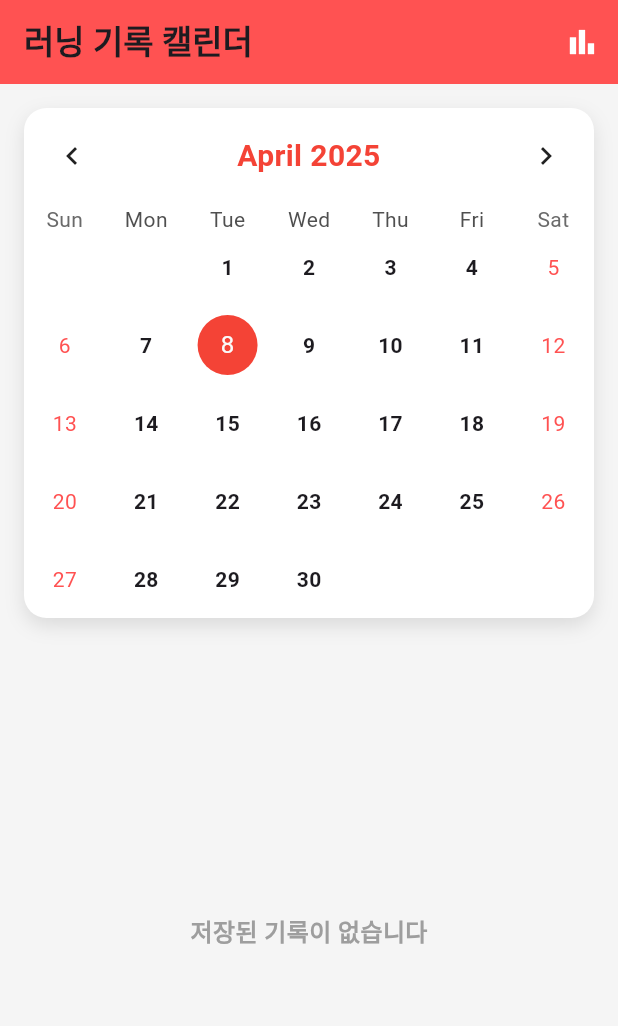
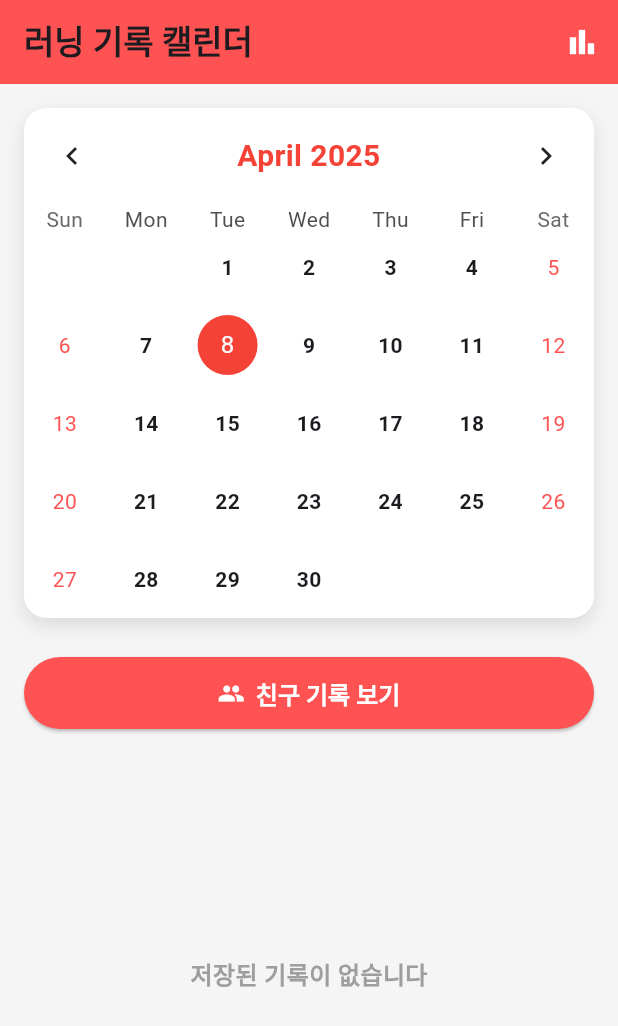
Before and after one commit to min1336/RunningMate, a Flutter app: the CalendarScreen screen opened directly, on a phone screen of 412 x 824 dp. Shown: the top 1026 px of the screen. Run offline on Flutter 3.47's test engine with Material 3 defaults, Android fonts, the phone set to English and light mode, and no system bars; drawn by our look-alikes of table_calendar; our stand-ins replace audioplayers, cloud_firestore, firebase_auth, firebase_core, fl_chart, geolocator and 5 more; missing offline and left inert: flutter_naver_map; accounts and stored records are empty.

Commit message:
Update Calendar.dart

```diff
--- a/lib/Calendar.dart
+++ b/lib/Calendar.dart
@@ -4,6 +4,7 @@ import 'package:flutter/material.dart';
 import 'package:table_calendar/table_calendar.dart';
 import 'package:path_provider/path_provider.dart';
 import 'package:fl_chart/fl_chart.dart';
+import 'friends_run_screen.dart';
 
 class CalendarScreen extends StatefulWidget {
   const CalendarScreen({Key? key}) : super(key: key);
@@ -500,6 +501,32 @@ class _CalendarScreenState extends State<CalendarScreen> {
 
           const SizedBox(height: 10),
 
+          // ✅ 친구 기록 보기 버튼
+          Padding(
+            padding: const EdgeInsets.symmetric(horizontal: 16),
+            child: SizedBox(
+              width: double.infinity,
+              child: ElevatedButton.icon(
+                onPressed: () {
+                  Navigator.push(
+                    context,
+                    MaterialPageRoute(builder: (context) => const FriendsRunScreen()),
+                  );
+                },
+                icon: const Icon(Icons.group),
+                label: const Text("친구 기록 보기"),
+                style: ElevatedButton.styleFrom(
+                  backgroundColor: Colors.redAccent,
+                  foregroundColor: Colors.white,
+                  padding: const EdgeInsets.symmetric(vertical: 12),
+                  textStyle: const TextStyle(fontSize: 16, fontWeight: FontWeight.bold),
+                ),
+              ),
+            ),
+          ),
+
+          const SizedBox(height: 10),
+
           // 🖼️ 이미지 리스트 출력
           Expanded(
             child: imageFiles.isNotEmpty
```
